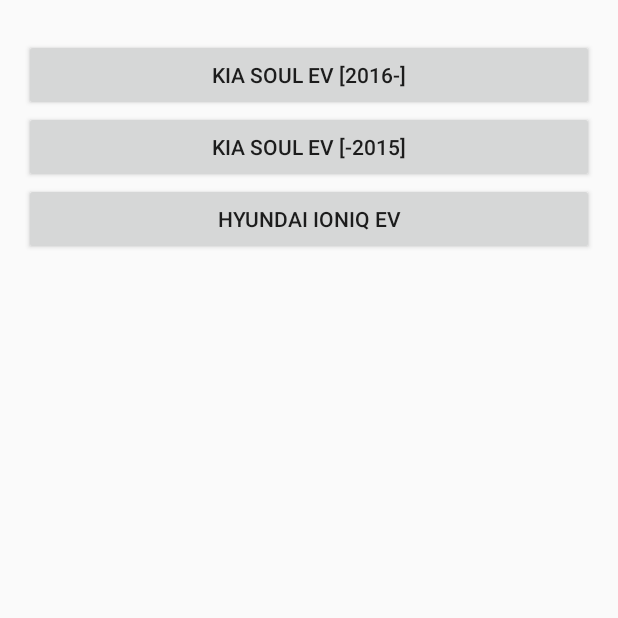
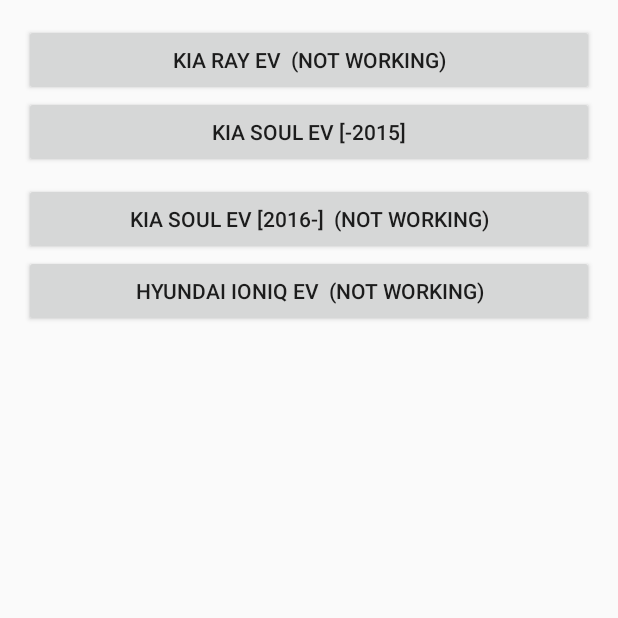
Before and after one commit to imuhavi/HKMC-EV-Torque-Plugin, an Android app: the PluginActivity screen opened directly, with no data from a screen before it, on a phone screen of 412 x 824 dp, the top half of it. Run offline under Robolectric (Android 15) with nearby library versions, the phone set to English and light mode, and no system bars; libraries missing offline, so code that uses them is left out: com.opencsv, org.prowl.torque; 2 statements that could not run were skipped.

Commit message:
Add Sample PIDs for Soul

```diff
--- a/app/src/main/res/layout/activity_main.xml
+++ b/app/src/main/res/layout/activity_main.xml
@@ -11,39 +11,35 @@
     tools:context="jejusoul.com.github.obd_pids_for_hkmc_evs.MainActivity">
 
     <LinearLayout
-        android:orientation="vertical"
-        android:layout_height="match_parent"
-        android:layout_below="@+id/soul_after_2016"
+        android:layout_height="wrap_content"
         android:layout_width="match_parent"
         android:layout_alignParentRight="true"
-        android:layout_alignParentEnd="true">
+        android:layout_alignParentEnd="true"
+        android:orientation="vertical">
 
         <Button
-            android:text="Kia Soul EV [2016-]"
+            android:text="Kia Ray EV  (Not Working)"
             android:layout_width="match_parent"
             android:layout_height="wrap_content"
-            android:id="@+id/soul_after_2016"
-            android:layout_below="@+id/button"
-            android:layout_alignParentLeft="true"
-            android:layout_alignParentStart="true"
-            android:layout_marginTop="10dp" />
+            android:id="@+id/ray" />
 
         <Button
             android:text="Kia Soul EV [-2015]"
             android:layout_width="match_parent"
             android:layout_height="wrap_content"
-            android:id="@+id/soul_since_2015"
-            android:layout_alignParentTop="true"
-            android:layout_alignParentLeft="true"
-            android:layout_alignParentStart="true" />
+            android:id="@+id/soul_since_2015" />
 
         <Button
-            android:text="Hyundai Ioniq EV"
+            android:text="Kia Soul EV [2016-]  (Not Working)"
             android:layout_width="match_parent"
             android:layout_height="wrap_content"
-            android:id="@+id/button"
-            android:layout_below="@+id/soul_since_2015"
-            android:layout_alignParentLeft="true"
-            android:layout_alignParentStart="true" />
+            android:id="@+id/soul_after_2016"
+            android:layout_marginTop="10dp" />
+
+        <Button
+            android:text="Hyundai Ioniq EV  (Not Working)"
+            android:layout_width="match_parent"
+            android:layout_height="wrap_content"
+            android:id="@+id/ioniq"/>
     </LinearLayout>
 </RelativeLayout>
--- a/build.gradle
+++ b/build.gradle
@@ -6,7 +6,6 @@ buildscript {
     }
     dependencies {
         classpath 'com.android.tools.build:gradle:2.2.3'
-
         // NOTE: Do not place your application dependencies here; they belong
         // in the individual module build.gradle files
     }
```
Also changed, not shown: app/src/main/java/jejusoul/com/github/obd_pids_for_hkmc_evs/PluginActivity.java (+69 -14 lines), libs/opencsv-3.9.jar (added), 1 other file.
